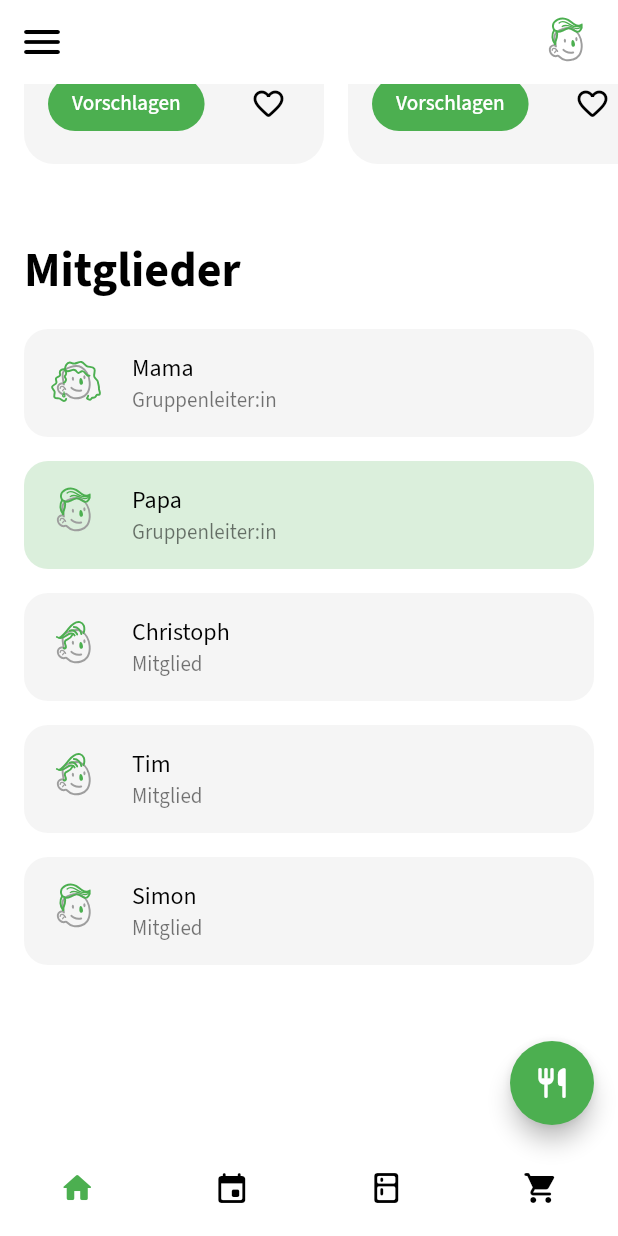
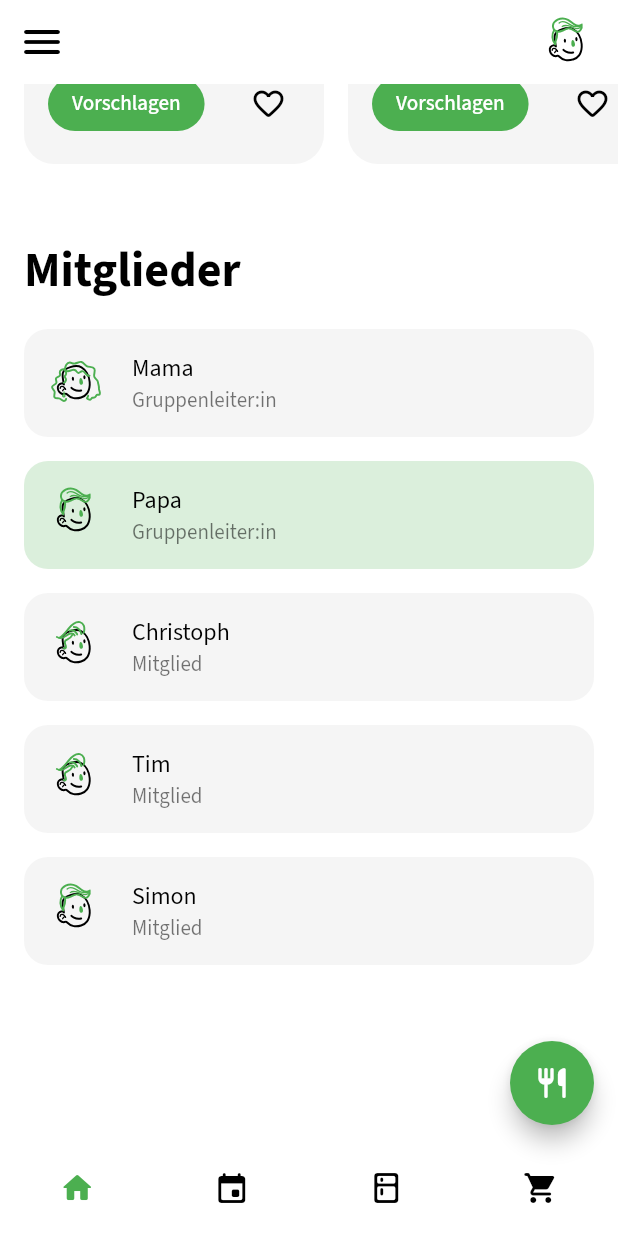
Before and after one commit to Cooljungs/Meal-Manager, a Flutter app: the Main screen opened directly, scrolled down 576 dp, on a phone screen of 412 x 824 dp. Run offline on Flutter 3.47's test engine with Material 2 defaults, Android fonts, the phone set to English and light mode, and no system bars; our stand-ins replace firebase_auth, firebase_core, flutter_svg, google_fonts, shared_preferences; accounts and stored records are empty; network calls fail.

Commit message:
Neues Theme-System, Verifizierung, Shopping done

```diff
--- a/lib/config/themes/theme_config.dart
+++ b/lib/config/themes/theme_config.dart
@@ -17,7 +17,8 @@ class ThemeHandler extends StatelessWidget {
         context,
         light_primaryColor,
         light_onPrimaryColor,
-        light_secondaryColor,
+        Provider.of<ColorProvider>(context)
+            .secondaryColor, //light_secondaryColor,
         light_onSecondaryColor,
         light_backgroundColor,
         light_surfaceColor,
@@ -29,7 +30,8 @@ class ThemeHandler extends StatelessWidget {
         context,
         dark_primaryColor,
         dark_onPrimaryColor,
-        dark_secondaryColor,
+        Provider.of<ColorProvider>(context)
+            .secondaryColor, //dark_secondaryColor,
         dark_onSecondaryColor,
         dark_backgroundColor,
         dark_surfaceColor,
--- a/lib/core/auth/auth_service.dart
+++ b/lib/core/auth/auth_service.dart
@@ -3,8 +3,9 @@ import 'package:meal_manager/utils/.utilities.dart';
 
 class AuthenticationService {
   final FirebaseAuth _firebaseAuth;
+  final context;
 
-  AuthenticationService(this._firebaseAuth);
+  AuthenticationService(this._firebaseAuth, this.context);
 
   Stream<User?> get authStateChanges => _firebaseAuth.authStateChanges();
 
@@ -25,6 +26,7 @@ class AuthenticationService {
       if (password == password2) {
         await _firebaseAuth.createUserWithEmailAndPassword(
             email: email, password: password);
+        verify();
         printHint("signUp: success");
         return "success";
       } else {
@@ -40,6 +42,11 @@ class AuthenticationService {
   Future<void> signOut() async {
     await _firebaseAuth.signOut();
     printHint("signOut: success");
+  }
+
+  Future<void> verify() async {
+    User? user = _firebaseAuth.currentUser;
+    user != null ? user.sendEmailVerification() : null;
   }
 
   String errorHandling(error) {
--- a/lib/core/scaffold/app_bar.dart
+++ b/lib/core/scaffold/app_bar.dart
@@ -2,7 +2,7 @@ import 'package:flutter/material.dart';
 import 'package:provider/provider.dart';
 
 import 'package:meal_manager/screens/sub_screens/profile.dart';
-import 'package:meal_manager/utils/animations.dart';
+import 'package:meal_manager/utils/teleport.dart';
 import 'package:meal_manager/utils/avatars.dart';
 import 'package:meal_manager/utils/providers.dart';
 
@@ -34,7 +34,7 @@ class _ScaffoldAppBarState extends State<ScaffoldAppBar> {
           padding: const EdgeInsets.fromLTRB(0, 10, 16, 10),
           child: InkWell(
               borderRadius: BorderRadius.circular(999),
-              child: avatarPainter(context, 6, 36),
+              child: Avatar(6, 36),
               onTap: () => Navigator.push(
                   context, Teleport(child: Profile(), type: "scale_topRight"))),
         ),
--- a/lib/core/scaffold/drawer.dart
+++ b/lib/core/scaffold/drawer.dart
@@ -3,7 +3,7 @@ import 'package:provider/provider.dart';
 
 import 'package:meal_manager/screens/sub_screens/settings.dart';
 import 'package:meal_manager/utils/.utilities.dart';
-import 'package:meal_manager/utils/animations.dart';
+import 'package:meal_manager/utils/teleport.dart';
 import 'package:meal_manager/utils/providers.dart';
 
 class ScaffoldDrawer extends StatefulWidget {
--- a/lib/core/scaffold/floating_action_button.dart
+++ b/lib/core/scaffold/floating_action_button.dart
@@ -1,6 +1,6 @@
 import 'package:flutter/material.dart';
 import 'package:meal_manager/screens/main_screens/recipes.dart';
-import 'package:meal_manager/utils/animations.dart';
+import 'package:meal_manager/utils/teleport.dart';
 
 class ScaffoldFloatingActionButton extends StatefulWidget {
   const ScaffoldFloatingActionButton({Key? key}) : super(key: key);
--- a/lib/utils/avatars.dart
+++ b/lib/utils/avatars.dart
@@ -1,17 +1,22 @@
 import 'package:flutter/material.dart';
 import 'package:flutter_svg/flutter_svg.dart';
 import 'package:meal_manager/constants/asset_path.dart';
-import 'package:meal_manager/utils/providers.dart';
-import 'package:provider/provider.dart';
 
-avatarPainter(context, int avatar, double size) {
+class Avatar extends StatelessWidget {
+  final int avatar;
+  final double size;
+
+  Avatar(this.avatar, this.size);
+
+  @override
+  Widget build(BuildContext context) {
     return Stack(
       children: [
         SvgPicture.asset(
           "$avatars/head.svg",
           width: size,
           height: size,
-        color: Theme.of(context).colorScheme.primaryVariant,
+          color: Theme.of(context).colorScheme.onPrimary,
         ),
         SvgPicture.asset(
           "$avatars/hair/$avatar.svg",
@@ -22,3 +27,4 @@ avatarPainter(context, int avatar, double size) {
       ],
     );
   }
+}
--- a/lib/utils/providers.dart
+++ b/lib/utils/providers.dart
@@ -83,3 +83,20 @@ class DisplayProvider extends ChangeNotifier {
     notifyListeners();
   }
 }
+
+class ShoppingProvider extends ChangeNotifier {
+  List zutaten = [
+    ["Tomaten", "4 Stück", "Chicken Shorba, Pizza", true],
+    ["Brokkoli", "500g", "Pizza", true],
+    ["Erdbeeren", "100g", "Erdbeer-Smoothie", true],
+    ["Paprika", "5 Stück", "Bolognese, Gefüllte Paprika, Pizza", true],
+    ["Nudeln", "250g", "Bolognese", true],
+    ["Hackfleisch", "420g", "Gefüllte Paprika", false],
+    ["Basilikum", "1 Stück", "Bolognese, Chicken Shorba, Pizza", false],
+  ];
+
+  changeStatus(int index) {
+    zutaten[index][3] = !zutaten[index][3];
+    notifyListeners();
+  }
+}
--- a/lib/widgets/group_widgets/members.dart
+++ b/lib/widgets/group_widgets/members.dart
@@ -43,7 +43,7 @@ class _MemberListState extends State<MemberList> {
                 : Theme.of(context).cardColor,
             shape:
                 RoundedRectangleBorder(borderRadius: BorderRadius.circular(16)),
-            leading: avatarPainter(context, groupMembers[index][2], 36),
+            leading: Avatar(groupMembers[index][2], 36),
             title: Text(groupMembers[index][0]),
             subtitle: Text(groupMembers[index][1]),
             onTap: () => showDialog(
@@ -52,7 +52,7 @@ class _MemberListState extends State<MemberList> {
                       title: Column(
                         mainAxisSize: MainAxisSize.min,
                         children: [
-                          avatarPainter(context, groupMembers[index][2], 128),
+                          Avatar(groupMembers[index][2], 128),
                           Text(groupMembers[index][0] == userName
                               ? "Mein Profil"
                               : groupMembers[index][0])
```
Also changed, not shown: lib/core/login/sign_in.dart (+16 -3 lines), lib/core/login/sign_up.dart (+5 -6 lines), lib/core/login/verify.dart (+25 -37 lines), lib/main.dart (+34 -10 lines), lib/screens/main_screens/shopping.dart (+25 -34 lines), lib/screens/sub_screens/profile.dart (+5 -2 lines), lib/screens/sub_screens/settings.dart (+12 -3 lines), lib/utils/teleport.dart (renamed from lib/utils/animations.dart, +13 -2 lines). Lines whose indentation alone changed are shown as unchanged.
